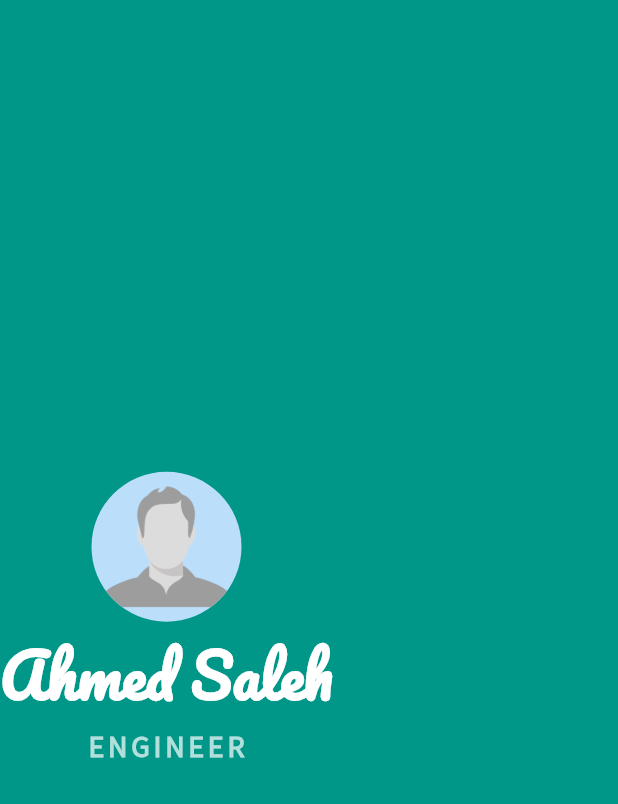
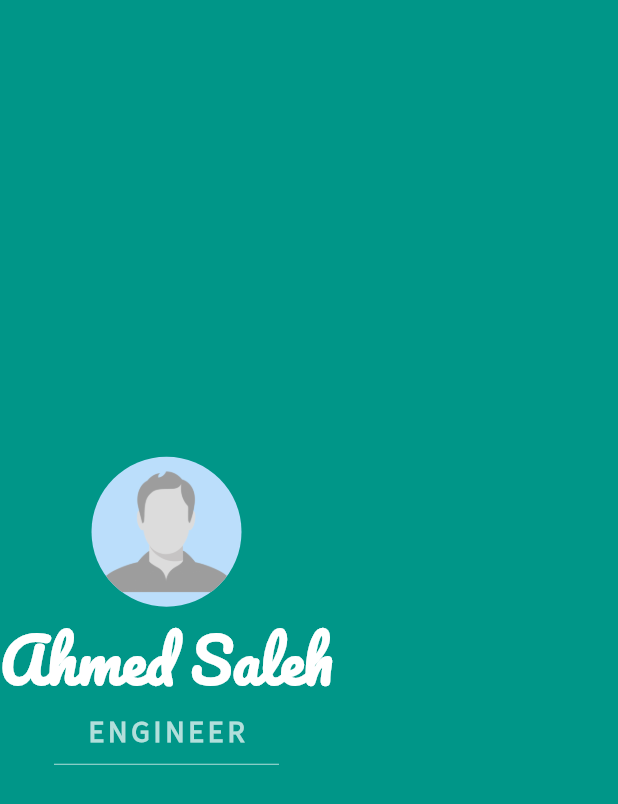
Before and after one commit to devahmedsaleh/business_card, a Flutter app: the screen it shows after launch, on a phone screen of 412 x 824 dp. Shown: the top 804 px of the screen. Run offline on Flutter 3.47's test engine with Material 2 defaults, Android fonts, the phone set to English and light mode, and no system bars.

Commit message:
add divider

```diff
--- a/lib/main.dart
+++ b/lib/main.dart
@@ -14,6 +14,7 @@ class BusinessCard extends StatelessWidget {
         primaryColor: Colors.teal.shade100,
         scaffoldBackgroundColor: Colors.teal,
         fontFamily: 'Source Sans Pro',
+        dividerColor: Colors.teal.shade100,
       ),
       home: Scaffold(
         body: SafeArea(
@@ -42,6 +43,11 @@ class BusinessCard extends StatelessWidget {
                   letterSpacing: 2.5,
                 ),
               ),
+              SizedBox(
+                height: 20,
+                width: 150,
+                child: Divider(),
+              )
             ],
           ),
         ),
```
